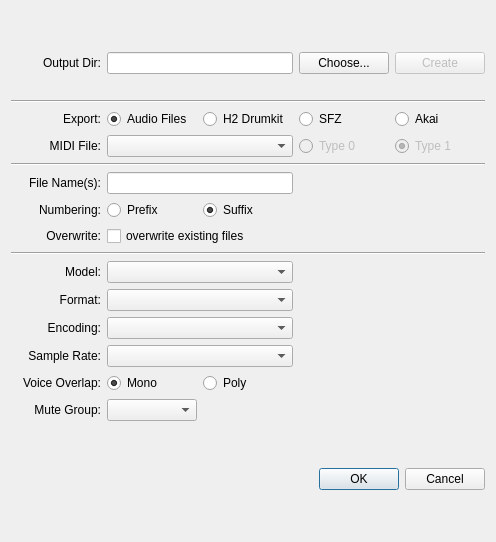
Before: the Qt Designer form src/exportdialog.ui in rock-hopper/shuriken, drawn with Qt 5.
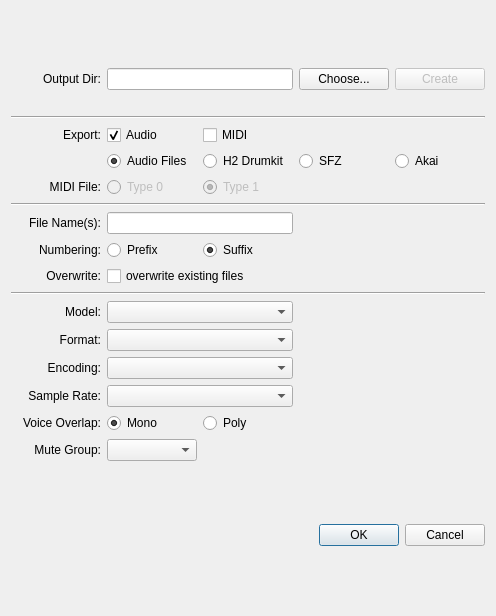
After: the same form once the commit is applied.

Commit message: replaced midi export dropdown with checkbox

Diff of the .ui file:
```diff
--- a/src/exportdialog.ui
+++ b/src/exportdialog.ui
@@ -7,7 +7,7 @@
     <x>0</x>
     <y>0</y>
     <width>496</width>
-    <height>542</height>
+    <height>616</height>
    </rect>
   </property>
   <property name="windowTitle">
@@ -16,23 +16,26 @@
   <layout class="QVBoxLayout" name="verticalLayout">
    <item>
     <layout class="QGridLayout" name="gridLayout">
-     <item row="14" column="1">
-      <widget class="QRadioButton" name="radioButton_Mono">
+     <item row="14" column="0">
+      <widget class="QLabel" name="label_SampleRate">
        <property name="text">
-        <string>Mono</string>
+        <string>Sample Rate:</string>
        </property>
-       <property name="checked">
-        <bool>true</bool>
+       <property name="alignment">
+        <set>Qt::AlignRight|Qt::AlignTrailing|Qt::AlignVCenter</set>
        </property>
        <attribute name="buttonGroup">
         <string notr="true">buttonGroup_VoiceOverlap</string>
        </attribute>
       </widget>
      </item>
-     <item row="14" column="2">
-      <widget class="QRadioButton" name="radioButton_Poly">
+     <item row="4" column="1">
+      <widget class="QRadioButton" name="radioButton_AudioFiles">
        <property name="text">
-        <string>Poly</string>
+        <string>Audio Files</string>
+       </property>
+       <property name="checked">
+        <bool>true</bool>
        </property>
        <attribute name="buttonGroup">
         <string notr="true">buttonGroup_VoiceOverlap</string>
@@ -49,14 +52,127 @@
        </property>
       </widget>
      </item>
-     <item row="0" column="1" colspan="2">
-      <widget class="QLineEdit" name="lineEdit_OutputDir"/>
+     <item row="4" column="4">
+      <widget class="QRadioButton" name="radioButton_Akai">
+       <property name="text">
+        <string>Akai</string>
+       </property>
+       <attribute name="buttonGroup">
+        <string notr="true">buttonGroup_Export</string>
+       </attribute>
+      </widget>
      </item>
-     <item row="0" column="3">
-      <widget class="QPushButton" name="pushButton_Choose">
+     <item row="5" column="0">
+      <widget class="QLabel" name="label_MidiFile">
        <property name="text">
-        <string>Choose...</string>
+        <string>MIDI File:</string>
        </property>
+       <property name="alignment">
+        <set>Qt::AlignRight|Qt::AlignTrailing|Qt::AlignVCenter</set>
+       </property>
+      </widget>
+     </item>
+     <item row="15" column="2">
+      <widget class="QRadioButton" name="radioButton_Poly">
+       <property name="text">
+        <string>Poly</string>
+       </property>
+       <attribute name="buttonGroup">
+        <string notr="true">buttonGroup_VoiceOverlap</string>
+       </attribute>
+      </widget>
+     </item>
+     <item row="7" column="0">
+      <widget class="QLabel" name="label_FileName">
+       <property name="text">
+        <string>File Name(s):</string>
+       </property>
+       <property name="alignment">
+        <set>Qt::AlignRight|Qt::AlignTrailing|Qt::AlignVCenter</set>
+       </property>
+      </widget>
+     </item>
+     <item row="13" column="0">
+      <widget class="QLabel" name="label_Encoding">
+       <property name="text">
+        <string>Encoding:</string>
+       </property>
+       <property name="alignment">
+        <set>Qt::AlignRight|Qt::AlignTrailing|Qt::AlignVCenter</set>
+       </property>
+      </widget>
+     </item>
+     <item row="9" column="0">
+      <widget class="QLabel" name="label_Overwrite">
+       <property name="text">
+        <string>Overwrite:</string>
+       </property>
+       <property name="alignment">
+        <set>Qt::AlignRight|Qt::AlignTrailing|Qt::AlignVCenter</set>
+       </property>
+      </widget>
+     </item>
+     <item row="14" column="1" colspan="2">
+      <widget class="QComboBox" name="comboBox_SampleRate"/>
+     </item>
+     <item row="2" column="0" colspan="5">
+      <widget class="Line" name="line">
+       <property name="orientation">
+        <enum>Qt::Horizontal</enum>
+       </property>
+      </widget>
+     </item>
+     <item row="15" column="0">
+      <widget class="QLabel" name="label_VoiceOverlap">
+       <property name="text">
+        <string>Voice Overlap:</string>
+       </property>
+       <property name="alignment">
+        <set>Qt::AlignRight|Qt::AlignTrailing|Qt::AlignVCenter</set>
+       </property>
+      </widget>
+     </item>
+     <item row="8" column="2">
+      <widget class="QRadioButton" name="radioButton_Suffix">
+       <property name="text">
+        <string>Suffix</string>
+       </property>
+       <property name="checked">
+        <bool>true</bool>
+       </property>
+       <attribute name="buttonGroup">
+        <string notr="true">buttonGroup_Numbering</string>
+       </attribute>
+      </widget>
+     </item>
+     <item row="4" column="2">
+      <widget class="QRadioButton" name="radioButton_H2Drumkit">
+       <property name="text">
+        <string>H2 Drumkit</string>
+       </property>
+       <attribute name="buttonGroup">
+        <string notr="true">buttonGroup_Export</string>
+       </attribute>
+      </widget>
+     </item>
+     <item row="4" column="3">
+      <widget class="QRadioButton" name="radioButton_SFZ">
+       <property name="text">
+        <string>SFZ</string>
+       </property>
+       <attribute name="buttonGroup">
+        <string notr="true">buttonGroup_Export</string>
+       </attribute>
+      </widget>
+     </item>
+     <item row="8" column="1">
+      <widget class="QRadioButton" name="radioButton_Prefix">
+       <property name="text">
+        <string>Prefix</string>
+       </property>
+       <attribute name="buttonGroup">
+        <string notr="true">buttonGroup_Numbering</string>
+       </attribute>
       </widget>
      </item>
      <item row="0" column="4">
@@ -69,6 +185,44 @@
        </property>
       </widget>
      </item>
+     <item row="0" column="1" colspan="2">
+      <widget class="QLineEdit" name="lineEdit_OutputDir"/>
+     </item>
+     <item row="16" column="1">
+      <widget class="QComboBox" name="comboBox_MuteGroup"/>
+     </item>
+     <item row="13" column="1" colspan="2">
+      <widget class="QComboBox" name="comboBox_Encoding"/>
+     </item>
+     <item row="11" column="0">
+      <widget class="QLabel" name="label_Model">
+       <property name="text">
+        <string>Model:</string>
+       </property>
+       <property name="alignment">
+        <set>Qt::AlignRight|Qt::AlignTrailing|Qt::AlignVCenter</set>
+       </property>
+      </widget>
+     </item>
+     <item row="7" column="1" colspan="2">
+      <widget class="QLineEdit" name="lineEdit_FileName"/>
+     </item>
+     <item row="11" column="1" colspan="2">
+      <widget class="QComboBox" name="comboBox_Model"/>
+     </item>
+     <item row="12" column="1" colspan="2">
+      <widget class="QComboBox" name="comboBox_Format"/>
+     </item>
+     <item row="12" column="0">
+      <widget class="QLabel" name="label_Format">
+       <property name="text">
+        <string>Format:</string>
+       </property>
+       <property name="alignment">
+        <set>Qt::AlignRight|Qt::AlignTrailing|Qt::AlignVCenter</set>
+       </property>
+      </widget>
+     </item>
      <item row="1" column="1" colspan="2">
       <widget class="QLabel" name="label_DirValidity">
        <property name="sizePolicy">
@@ -85,59 +239,10 @@
        </property>
       </widget>
      </item>
-     <item row="12" column="1" colspan="2">
-      <widget class="QComboBox" name="comboBox_Encoding"/>
-     </item>
-     <item row="11" column="1" colspan="2">
-      <widget class="QComboBox" name="comboBox_Format"/>
-     </item>
-     <item row="11" column="0">
-      <widget class="QLabel" name="label_Format">
+     <item row="15" column="1">
+      <widget class="QRadioButton" name="radioButton_Mono">
        <property name="text">
-        <string>Format:</string>
-       </property>
-       <property name="alignment">
-        <set>Qt::AlignRight|Qt::AlignTrailing|Qt::AlignVCenter</set>
-       </property>
-      </widget>
-     </item>
-     <item row="12" column="0">
-      <widget class="QLabel" name="label_Encoding">
-       <property name="text">
-        <string>Encoding:</string>
-       </property>
-       <property name="alignment">
-        <set>Qt::AlignRight|Qt::AlignTrailing|Qt::AlignVCenter</set>
-       </property>
-      </widget>
-     </item>
-     <item row="3" column="2">
-      <widget class="QRadioButton" name="radioButton_H2Drumkit">
-       <property name="text">
-        <string>H2 Drumkit</string>
-       </property>
-       <attribute name="buttonGroup">
-        <string notr="true">buttonGroup_Export</string>
-       </attribute>
-      </widget>
-     </item>
-     <item row="4" column="1" colspan="2">
-      <widget class="QComboBox" name="comboBox_MidiFile"/>
-     </item>
-     <item row="3" column="0">
-      <widget class="QLabel" name="label_Export">
-       <property name="text">
-        <string>Export:</string>
-       </property>
-       <property name="alignment">
-        <set>Qt::AlignRight|Qt::AlignTrailing|Qt::AlignVCenter</set>
-       </property>
-      </widget>
-     </item>
-     <item row="3" column="1">
-      <widget class="QRadioButton" name="radioButton_AudioFiles">
-       <property name="text">
-        <string>Audio Files</string>
+        <string>Mono</string>
        </property>
        <property name="checked">
         <bool>true</bool>
@@ -147,110 +252,48 @@
        </attribute>
       </widget>
      </item>
-     <item row="10" column="1" colspan="2">
-      <widget class="QComboBox" name="comboBox_Model"/>
-     </item>
-     <item row="13" column="1" colspan="2">
-      <widget class="QComboBox" name="comboBox_SampleRate"/>
-     </item>
-     <item row="3" column="3">
-      <widget class="QRadioButton" name="radioButton_SFZ">
+     <item row="16" column="0">
+      <widget class="QLabel" name="label_MuteGroup">
        <property name="text">
-        <string>SFZ</string>
+        <string>Mute Group:</string>
        </property>
-       <attribute name="buttonGroup">
-        <string notr="true">buttonGroup_Export</string>
-       </attribute>
+       <property name="alignment">
+        <set>Qt::AlignRight|Qt::AlignTrailing|Qt::AlignVCenter</set>
+       </property>
       </widget>
      </item>
-     <item row="3" column="4">
-      <widget class="QRadioButton" name="radioButton_Akai">
+     <item row="0" column="3">
+      <widget class="QPushButton" name="pushButton_Choose">
        <property name="text">
-        <string>Akai</string>
+        <string>Choose...</string>
        </property>
        <attribute name="buttonGroup">
         <string notr="true">buttonGroup_Export</string>
        </attribute>
       </widget>
      </item>
-     <item row="8" column="1" colspan="2">
+     <item row="10" column="0" colspan="5">
+      <widget class="Line" name="line_3">
+       <property name="orientation">
+        <enum>Qt::Horizontal</enum>
+       </property>
+      </widget>
+     </item>
+     <item row="9" column="1" colspan="2">
       <widget class="QCheckBox" name="checkBox_Overwrite">
        <property name="text">
         <string>overwrite existing files</string>
        </property>
       </widget>
      </item>
-     <item row="13" column="0">
-      <widget class="QLabel" name="label_SampleRate">
-       <property name="text">
-        <string>Sample Rate:</string>
-       </property>
-       <property name="alignment">
-        <set>Qt::AlignRight|Qt::AlignTrailing|Qt::AlignVCenter</set>
-       </property>
-      </widget>
-     </item>
-     <item row="10" column="0">
-      <widget class="QLabel" name="label_Model">
-       <property name="text">
-        <string>Model:</string>
-       </property>
-       <property name="alignment">
-        <set>Qt::AlignRight|Qt::AlignTrailing|Qt::AlignVCenter</set>
-       </property>
-      </widget>
-     </item>
-     <item row="7" column="2">
-      <widget class="QRadioButton" name="radioButton_Suffix">
-       <property name="text">
-        <string>Suffix</string>
-       </property>
-       <property name="checked">
-        <bool>true</bool>
-       </property>
-       <attribute name="buttonGroup">
-        <string notr="true">buttonGroup_Numbering</string>
-       </attribute>
-      </widget>
-     </item>
-     <item row="7" column="1">
-      <widget class="QRadioButton" name="radioButton_Prefix">
-       <property name="text">
-        <string>Prefix</string>
-       </property>
-       <attribute name="buttonGroup">
-        <string notr="true">buttonGroup_Numbering</string>
-       </attribute>
-      </widget>
-     </item>
-     <item row="6" column="1" colspan="2">
-      <widget class="QLineEdit" name="lineEdit_FileName"/>
-     </item>
-     <item row="8" column="0">
-      <widget class="QLabel" name="label_Overwrite">
-       <property name="text">
-        <string>Overwrite:</string>
-       </property>
-       <property name="alignment">
-        <set>Qt::AlignRight|Qt::AlignTrailing|Qt::AlignVCenter</set>
-       </property>
-      </widget>
-     </item>
-     <item row="2" column="0" colspan="5">
-      <widget class="Line" name="line">
-       <property name="orientation">
-        <enum>Qt::Horizontal</enum>
-       </property>
-      </widget>
-     </item>
-     <item row="5" column="0" colspan="5">
+     <item row="6" column="0" colspan="5">
       <widget class="Line" name="line_2">
        <property name="orientation">
         <enum>Qt::Horizontal</enum>
        </property>
       </widget>
      </item>
-     <item row="7" column="0">
+     <item row="8" column="0">
       <widget class="QLabel" name="label_Numbering">
        <property name="text">
         <string>Numbering:</string>
@@ -260,30 +303,10 @@
        </property>
       </widget>
      </item>
-     <item row="9" column="0" colspan="5">
-      <widget class="Line" name="line_3">
-       <property name="orientation">
-        <enum>Qt::Horizontal</enum>
-       </property>
-      </widget>
-     </item>
-     <item row="6" column="0">
-      <widget class="QLabel" name="label_FileName">
+     <item row="3" column="1">
+      <widget class="QCheckBox" name="checkBox_ExportAudio">
        <property name="text">
-        <string>File Name(s):</string>
-       </property>
-       <property name="alignment">
-        <set>Qt::AlignRight|Qt::AlignTrailing|Qt::AlignVCenter</set>
-       </property>
-      </widget>
-     </item>
-     <item row="4" column="4">
-      <widget class="QRadioButton" name="radioButton_MidiType1">
-       <property name="enabled">
-        <bool>false</bool>
-       </property>
-       <property name="text">
-        <string>Type 1</string>
+        <string>Audio</string>
        </property>
        <property name="checked">
         <bool>true</bool>
@@ -293,7 +316,24 @@
        </attribute>
       </widget>
      </item>
-     <item row="4" column="3">
+     <item row="3" column="0">
+      <widget class="QLabel" name="label_Export">
+       <property name="text">
+        <string>Export:</string>
+       </property>
+       <property name="alignment">
+        <set>Qt::AlignRight|Qt::AlignTrailing|Qt::AlignVCenter</set>
+       </property>
+      </widget>
+     </item>
+     <item row="3" column="2">
+      <widget class="QCheckBox" name="checkBox_ExportMidi">
+       <property name="text">
+        <string>MIDI</string>
+       </property>
+      </widget>
+     </item>
+     <item row="5" column="1">
       <widget class="QRadioButton" name="radioButton_MidiType0">
        <property name="enabled">
         <bool>false</bool>
@@ -306,39 +346,19 @@
        </attribute>
       </widget>
      </item>
-     <item row="4" column="0">
-      <widget class="QLabel" name="label_MidiFile">
-       <property name="text">
-        <string>MIDI File:</string>
+     <item row="5" column="2">
+      <widget class="QRadioButton" name="radioButton_MidiType1">
+       <property name="enabled">
+        <bool>false</bool>
        </property>
-       <property name="alignment">
-        <set>Qt::AlignRight|Qt::AlignTrailing|Qt::AlignVCenter</set>
-       </property>
-      </widget>
-     </item>
-     <item row="14" column="0">
-      <widget class="QLabel" name="label_VoiceOverlap">
        <property name="text">
-        <string>Voice Overlap:</string>
+        <string>Type 1</string>
        </property>
-       <property name="alignment">
-        <set>Qt::AlignRight|Qt::AlignTrailing|Qt::AlignVCenter</set>
+       <property name="checked">
+        <bool>true</bool>
        </property>
       </widget>
      </item>
-     <item row="15" column="0">
-      <widget class="QLabel" name="label_MuteGroup">
-       <property name="text">
-        <string>Mute Group:</string>
-       </property>
-       <property name="alignment">
-        <set>Qt::AlignRight|Qt::AlignTrailing|Qt::AlignVCenter</set>
-       </property>
-      </widget>
-     </item>
-     <item row="15" column="1">
-      <widget class="QComboBox" name="comboBox_MuteGroup"/>
-     </item>
     </layout>
    </item>
    <item>
```
Left out of the diff: 16 changed lines with no effect on the pictures. The commit also changes 2 other files.
